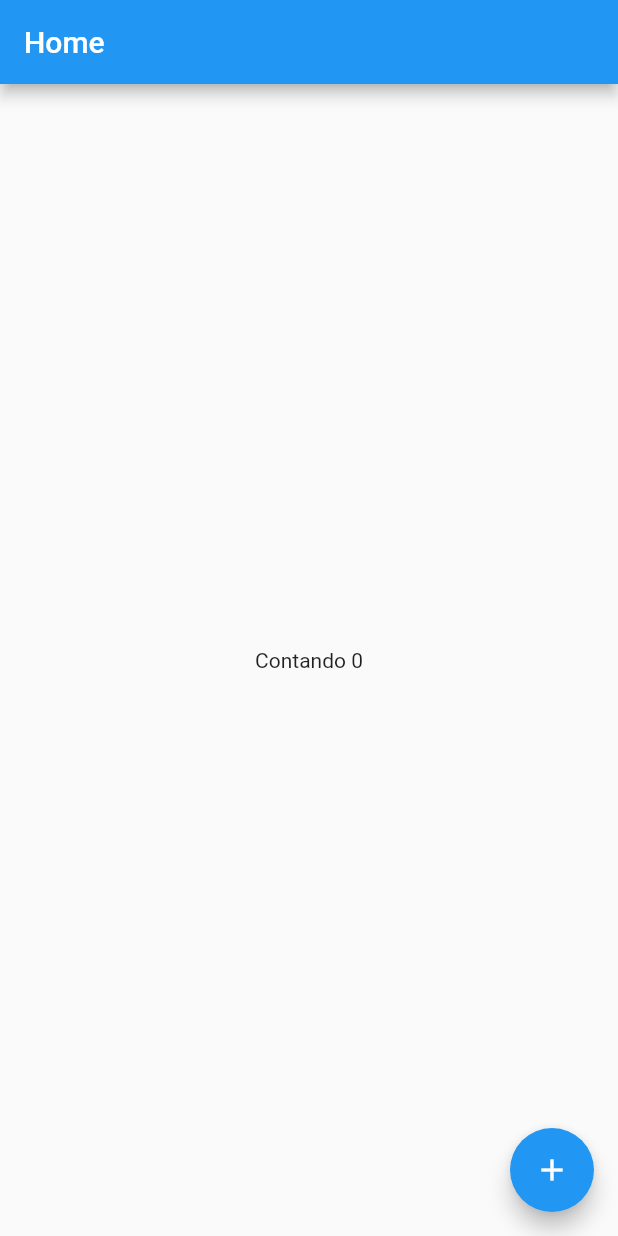
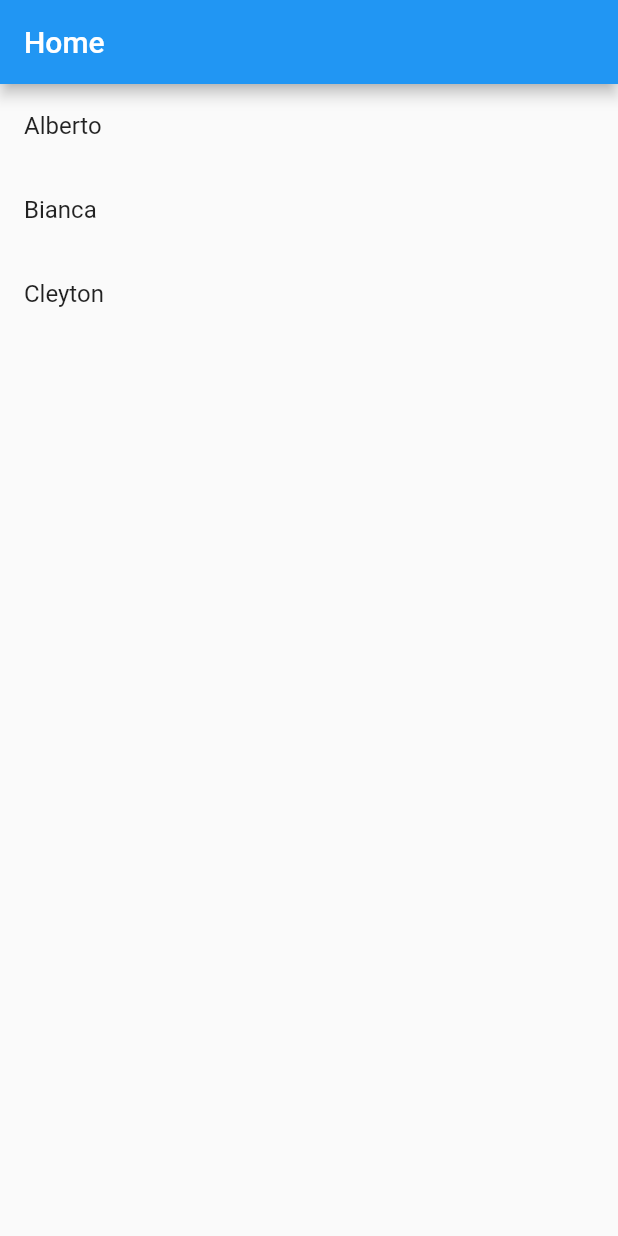
Before and after one commit to Nicholasvp/introduction-flutter, a Flutter app: the screen it shows after launch, on a phone screen of 412 x 824 dp. Run offline on Flutter 3.47's test engine with Material 2 defaults, Android fonts, the phone set to English and light mode, and no system bars.

Commit message:
listView

```diff
--- a/lib/home_page.dart
+++ b/lib/home_page.dart
@@ -1,56 +1,35 @@
 import 'package:flutter/material.dart';
-import 'package:flutter_application_1/home_controller.dart';
+import 'package:flutter/src/widgets/framework.dart';
+import 'package:flutter/src/widgets/placeholder.dart';
 
-// class HomePage extends StatelessWidget {
-//   const HomePage({super.key});
-
-//   @override
-//   Widget build(BuildContext context) {
-//     var controller = HomeController.of(context);
-
-//     return Scaffold(
-//       appBar: AppBar(
-//         title: const Text('Home'),
-//       ),
-//       body: Center(
-//         child: Text('Contando ${controller.value}'),
-//       ),
-//       floatingActionButton: FloatingActionButton(
-//         child: const Icon(Icons.add),
-//         onPressed: () {
-//           controller.increment();
-//         },
-//       ),
-//     );
-//   }
-// }
-
-class HomePage extends StatefulWidget {
-  const HomePage({super.key});
+class MyHomePage extends StatefulWidget {
+  const MyHomePage({super.key});
 
   @override
-  State<HomePage> createState() => _HomePageState();
+  State<MyHomePage> createState() => _MyHomePageState();
 }
 
-class _HomePageState extends State<HomePage> {
-  var counter = 0;
-
+class _MyHomePageState extends State<MyHomePage> {
   @override
   Widget build(BuildContext context) {
+    final names = ['Alberto', 'Bianca', 'Cleyton'];
+
     return Scaffold(
       appBar: AppBar(
         title: const Text('Home'),
       ),
-      body: Center(
-        child: Text('Contando $counter'),
-      ),
-      floatingActionButton: FloatingActionButton(
-        child: const Icon(Icons.add),
-        onPressed: () {
-          setState(() {
-            counter++;
-          });
-        },
+      body: SizedBox(
+        width: double.infinity,
+        height: double.infinity,
+        child: ListView.builder(
+          itemCount: names.length,
+          itemBuilder: (context, index) {
+            final name = names[index];
+            return ListTile(
+              title: Text(name),
+            );
+          },
+        ),
       ),
     );
   }
--- a/lib/myapp.dart
+++ b/lib/myapp.dart
@@ -10,7 +10,7 @@ class MyApp extends StatelessWidget {
   Widget build(BuildContext context) {
     return MaterialApp(
       home: HomeController(
-        child: HomePage(),
+        child: MyHomePage(),
       ),
     );
   }
```
